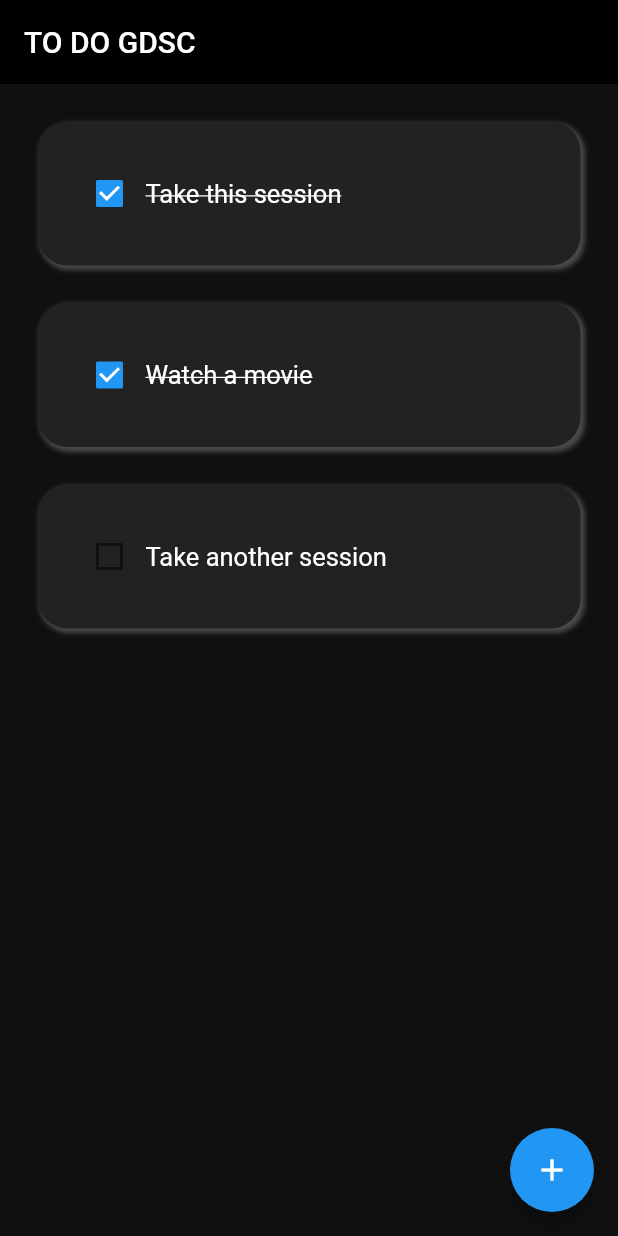
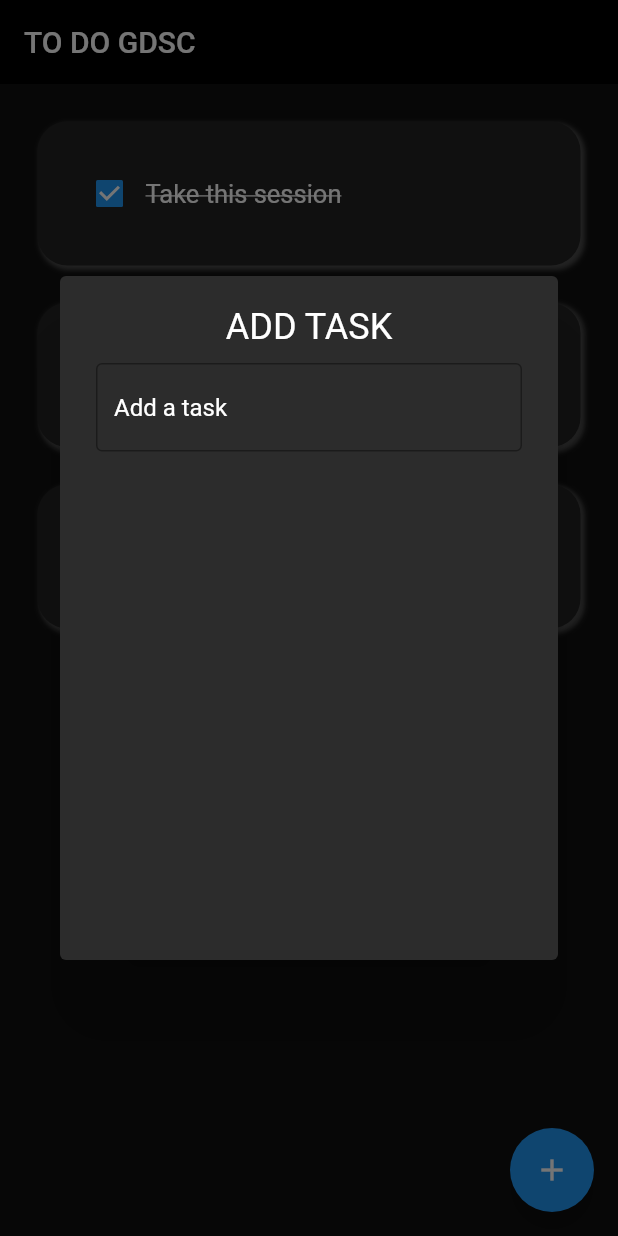
Before and after one commit to vishalsankar/Flutter-Fastforward-Internal-App, a Flutter app: the screen it shows after launch, after a tap on the "add" icon, on a phone screen of 412 x 824 dp. Run offline on Flutter 3.47's test engine with Material 2 defaults, Android fonts, the phone set to English and light mode, and no system bars.

Commit message:
RS//Added the dialog box and homepage alignments

```diff
--- a/lib/screens/homepage.dart
+++ b/lib/screens/homepage.dart
@@ -1,5 +1,7 @@
 import 'package:flutter/material.dart';
 import 'package:flutterfastforwardapp/widgets/tabs.dart';
+
+import '../widgets/add_task.dart';
 
 class Homepage extends StatefulWidget {
   const Homepage({super.key});
@@ -29,11 +31,20 @@ class _HomepageState extends State<Homepage> {
     });
   }
 
+  void addTask() {
+    showDialog(
+      context: context,
+      builder: (context) {
+        return Task();
+      },
+    );
+  }
+
   @override
   Widget build(BuildContext context) {
     return Scaffold(
       floatingActionButton: FloatingActionButton(
-        onPressed: () {},
+        onPressed: addTask,
         child: Icon(Icons.add),
       ),
       backgroundColor: Color.fromARGB(255, 16, 16, 16),
--- /dev/null
+++ b/lib/widgets/add_task.dart
@@ -0,0 +1,32 @@
+import 'package:flutter/material.dart';
+
+class Task extends StatelessWidget {
+  const Task({super.key});
+
+  @override
+  Widget build(BuildContext context) {
+    return AlertDialog(
+      backgroundColor: Color.fromARGB(255, 44, 44, 44),
+      content: Container(
+        height: MediaQuery.of(context).size.height / 2,
+        width: MediaQuery.of(context).size.width,
+        child: Column(children: [
+          Text(
+            "ADD TASK",
+            style: TextStyle(
+                fontSize: 24, color: Color.fromARGB(255, 255, 255, 255)),
+          ),
+          SizedBox(
+            height: 10,
+          ),
+          TextField(
+            decoration: InputDecoration(
+                border: OutlineInputBorder(),
+                hintText: "Add a task",
+                hintStyle: TextStyle(color: Colors.white)),
+          )
+        ]),
+      ),
+    );
+  }
+}
```
